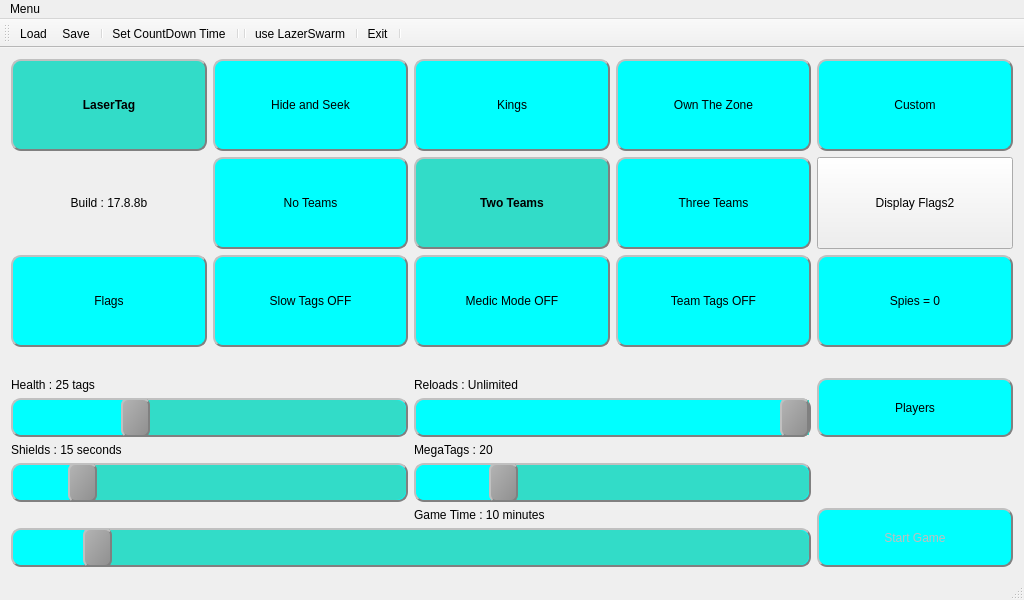
rmick/Combobulator, file LttoMainWindow.ui: the form before one commit.
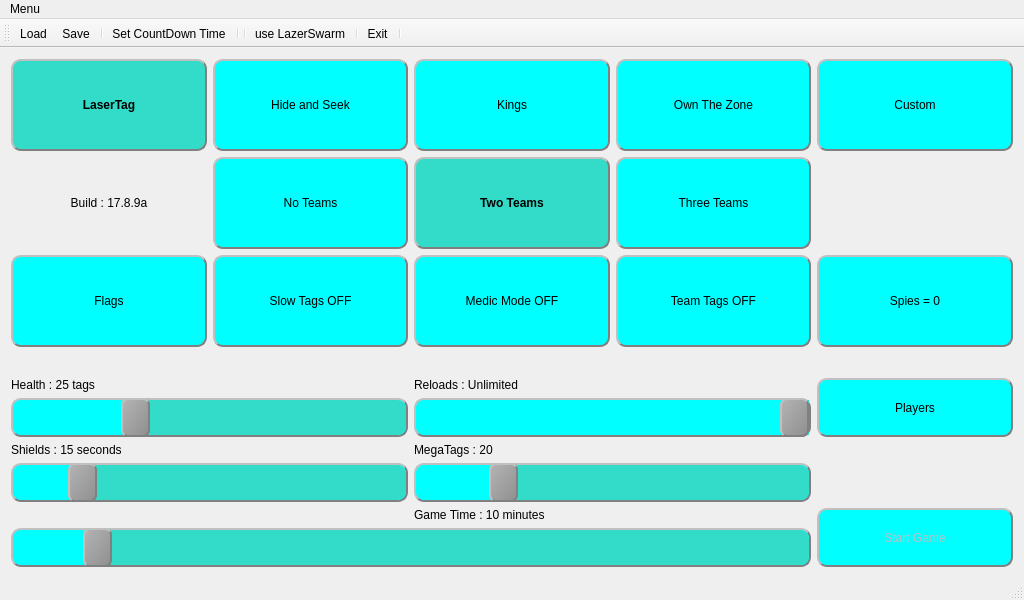
The form after the commit.

```diff
--- a/LttoMainWindow.ui
+++ b/LttoMainWindow.ui
@@ -2015,29 +2015,13 @@
     <item row="1" column="2">
      <widget class="QLabel" name="label">
       <property name="text">
-       <string>Build : 17.8.8b</string>
+       <string>Build : 17.8.9a</string>
       </property>
       <property name="alignment">
        <set>Qt::AlignCenter</set>
       </property>
      </widget>
     </item>
-    <item row="1" column="6">
-     <widget class="QToolButton" name="btn_DisplayFlags2">
-      <property name="enabled">
-       <bool>true</bool>
-      </property>
-      <property name="sizePolicy">
-       <sizepolicy hsizetype="Preferred" vsizetype="Preferred">
-        <horstretch>0</horstretch>
-        <verstretch>0</verstretch>
-       </sizepolicy>
-      </property>
-      <property name="text">
-       <string>Display Flags2</string>
-      </property>
-     </widget>
-    </item>
    </layout>
   </widget>
   <widget class="QMenuBar" name="menuBar">
```
